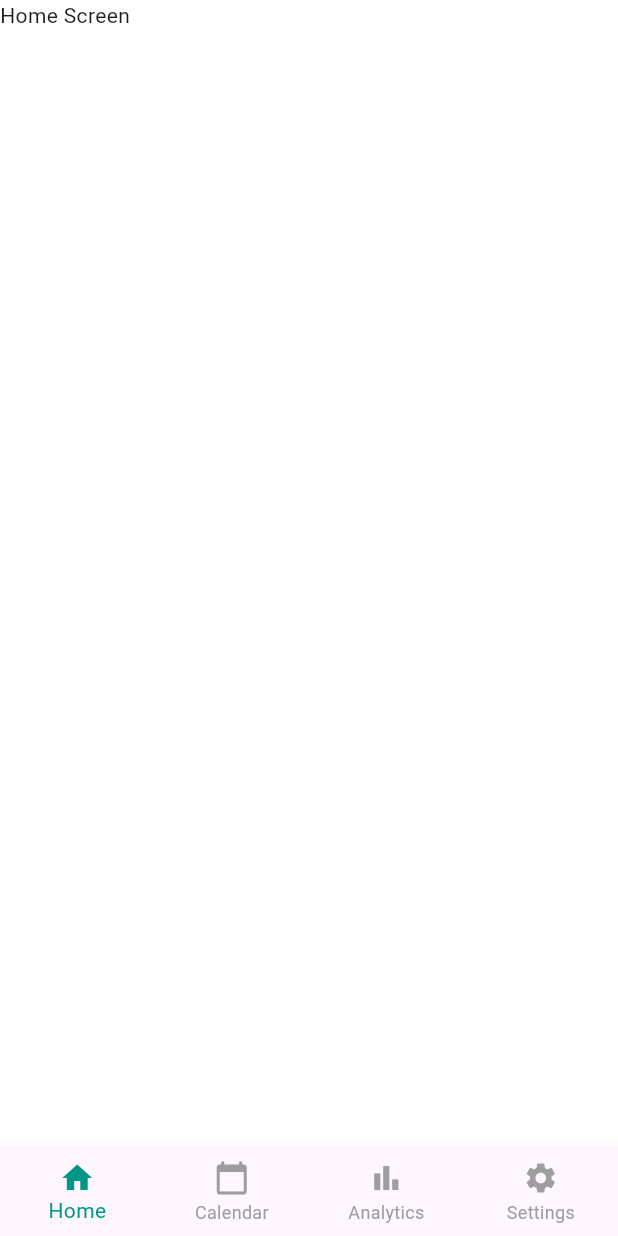
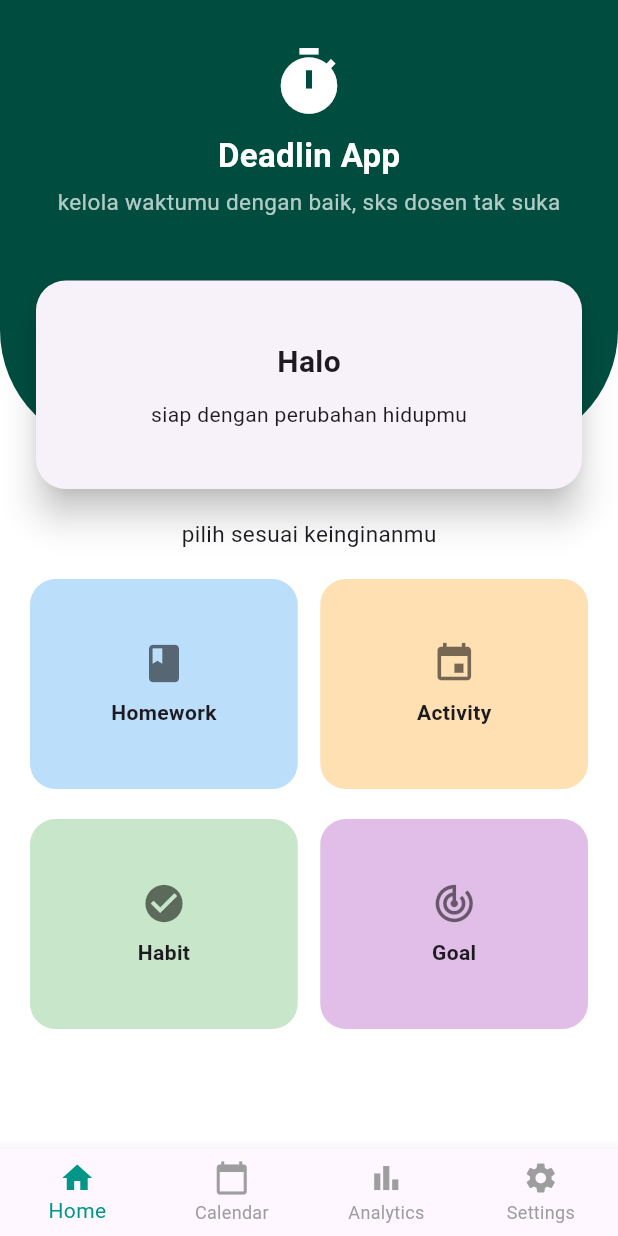
Before and after one commit to sitiaisyah170805/Deadline_App, a Flutter app: the screen it shows after launch, on a phone screen of 412 x 824 dp. Run offline on Flutter 3.47's test engine with Material 3 defaults, Android fonts, the phone set to English and light mode, and no system bars.

Commit message:
add homepage UI

```diff
--- a/lib/screens/home_screen.dart
+++ b/lib/screens/home_screen.dart
@@ -7,9 +7,153 @@ class HomeScreen extends StatelessWidget{
     return Scaffold(
       backgroundColor: Colors.white,
       body: SafeArea(child: SingleChildScrollView(
-        child: Text("Home Screen"),
+        child: Column(
+          children: [
+            Stack(
+              clipBehavior: Clip.none,
+              children: [
+                Container(
+                  width: double.infinity,
+                  height: 300,
+                  decoration: BoxDecoration(
+                    color: Colors.teal[900],
+                    borderRadius: const BorderRadius.only(
+                      bottomLeft: Radius.circular(80),
+                      bottomRight: Radius.circular(80),
+                    )
+                  ),
+                  child: const Column(
+                    mainAxisAlignment: MainAxisAlignment.start,
+                    children: [
+                      SizedBox(height: 30),
+                      Icon(Icons.timer, color: Colors.white, size: 50),
+                      SizedBox(height: 8),
+                      Text(
+                        "Deadlin App",
+                        style: TextStyle(
+                          color: Colors.white,
+                          fontSize: 22,
+                          fontWeight: FontWeight.bold,
+                        ),
+                      ),
+                      SizedBox(height: 5),
+                      Text(
+                        "kelola waktumu dengan baik, sks dosen tak suka",
+                        style: TextStyle(
+                          color: Colors.white70,
+                          fontSize: 15,
+                        ),
+                      )
+                    ],
+                  ),
+                ),
+                Positioned(
+                  bottom: -30,
+                  left: 20,
+                  right: 20,
+                  child: Card(
+                    elevation: 10,
+                    shape: RoundedRectangleBorder(
+                      borderRadius: BorderRadius.circular(20),
+                    ),
+                    child: const Padding(
+                      padding: EdgeInsets.all(40),
+                      child: Column(
+                        children: [
+                          Text(
+                            "Halo",
+                            style: TextStyle(
+                              fontSize: 20,
+                              fontWeight: FontWeight.bold,
+                            ),
+                          ),
+                          SizedBox(height: 10),
+                          Text("siap dengan perubahan hidupmu"),
+                        ],
+                      ),
+                    ),
+                  ),
+                ),
+              ],
+            ),
+            const SizedBox(height: 25),
+            Padding(
+              padding: const EdgeInsets.all(20),
+              child: Column(
+                children: [
+                  const Text(
+                    "pilih sesuai keinginanmu",
+                    style: TextStyle(fontSize: 15),
+                  ),
+                  const SizedBox(height: 20),
+                  Column(
+                    children: [
+                      Row(
+                        children: [
+                          Expanded(child: _menuBox("Homework",
+                          Icons.book,
+                          Colors.blue[100]!,
+                          ),
+                          ),
+                          const SizedBox(width: 15),
+                          Expanded(child: _menuBox("Activity",
+                          Icons.event,
+                          Colors.orange[100]!,
+                          ),
+                          ),
+                        ],
+                      ),
+                      const SizedBox(height: 20),
+
+                      Row(
+                        children: [
+                          Expanded(child: _menuBox("Habit",
+                          Icons.check_circle,
+                          Colors.green[100]!,
+                          ),
+                          ),
+                          const SizedBox(width: 15),
+                          Expanded(child: _menuBox("Goal",
+                          Icons.track_changes,
+                          Colors.purple[100]!,
+                          ),
+                          ),
+                        ],
+                      ),
+                    ],
+                  ),
+                ],
+              ),
+              ),
+          ],
+        ),
         ),
       ),
       );
   }
+
+
+
+
+  //menu box
+  Widget _menuBox(String title, IconData icon, Color color){
+    return Container(
+      height: 140,
+      decoration: BoxDecoration(
+        color: color,
+        borderRadius: BorderRadius.circular(17),
+      ),
+      child: Column(
+        mainAxisAlignment: MainAxisAlignment.center,
+        children: [
+          Icon(icon, size: 30, color: Colors.black54),
+          const SizedBox(height: 8),
+          Text(
+            title,
+            style: const TextStyle(fontWeight: FontWeight.bold),
+          ),
+        ],
+      ),
+    );
+  }
 }
```
